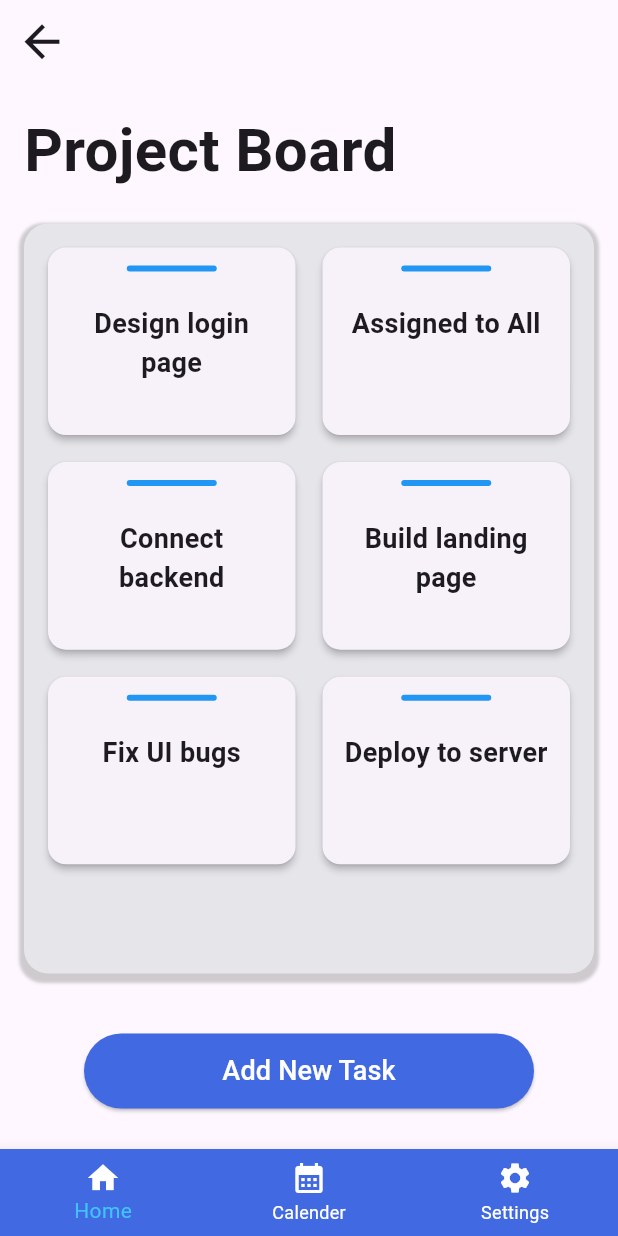
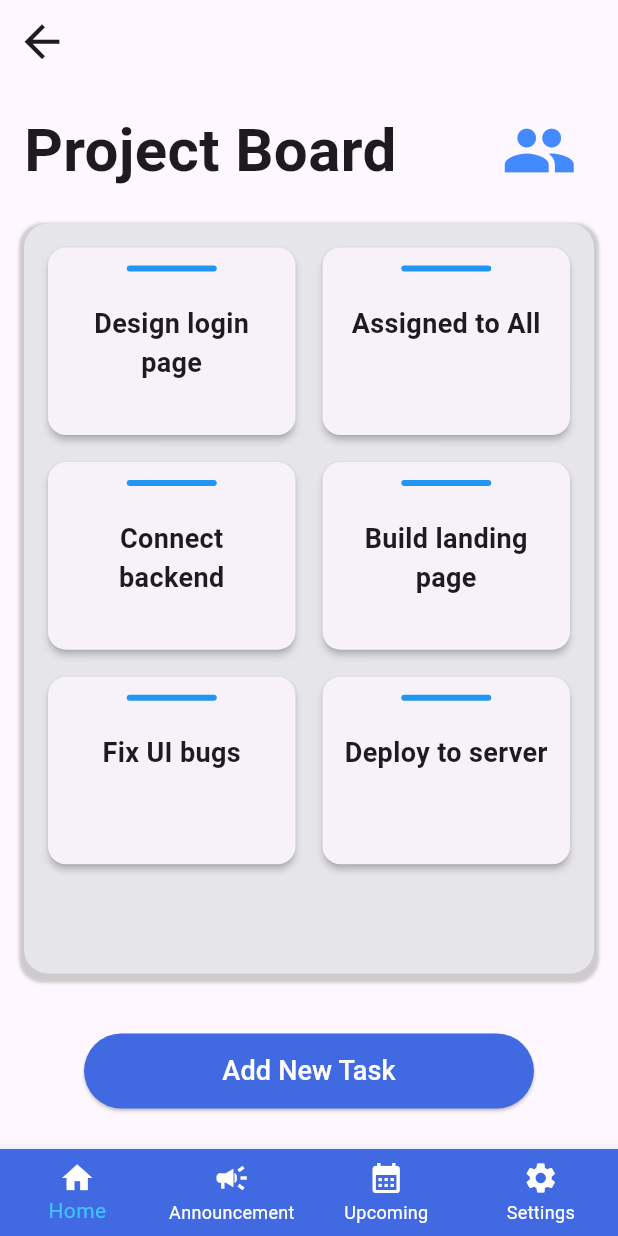
Before and after one commit to Moazzamkhan19/Shigoto, a Flutter app: the screen it shows after launch, after a tap on "Login", after a tap on "Mobile App Redesign", on a phone screen of 412 x 824 dp. Run offline on Flutter 3.47's test engine with Material 3 defaults, Android fonts, the phone set to English and light mode, and no system bars; our stand-ins replace flutter_signin_button.

Commit message:
Added navigatorbar , TaskDetail screen , new buttons

```diff
--- a/lib/View/DashboardScreen.dart
+++ b/lib/View/DashboardScreen.dart
@@ -41,13 +41,25 @@ class _DashboardscreenState extends State<Dashboardscreen> {
         return Colors.grey;
     }
   }
-  Widget _buildProjectItem(Map<String, dynamic> project) {
+  Widget _buildProjectItem(Map<String, dynamic> project, int index, Function onDelete) {
     final String name = project['project_name'] as String? ?? 'N/A';
     final double rate = project['completion_rate'] as double? ?? 0.0;
     final String status = project['status'] as String? ?? 'Unknown';
 
-    return InkWell(
-      onTap: (){
+    return Dismissible(
+      key: ValueKey(project['project_name'] ?? index),
+      direction: DismissDirection.endToStart, // Slide from right to left
+      background: Container(
+        alignment: Alignment.centerRight,
+        padding: const EdgeInsets.symmetric(horizontal: 20),
+        color: Colors.redAccent,
+        child: const Icon(Icons.delete, color: Colors.white),
+      ),
+      onDismissed: (direction) {
+        onDelete(index); // Call callback to remove item from list
+      },
+      child: InkWell(
+        onTap: () {
           Navigator.pushReplacementNamed(context, '/ProjectBoard');
         },
         child: Card(
@@ -90,9 +102,9 @@ class _DashboardscreenState extends State<Dashboardscreen> {
                   children: [
                     const Text('Status:', style: TextStyle(color: Colors.blueGrey)),
                     Container(
-                    padding: const EdgeInsets.symmetric(horizontal: 8, vertical: 4), // Adjusted padding
+                      padding: const EdgeInsets.symmetric(horizontal: 8, vertical: 4),
                       decoration: BoxDecoration(
-                      color: _getStatusColor(status).withOpacity(0.15), // Adjusted opacity
+                        color: _getStatusColor(status).withOpacity(0.15),
                         borderRadius: BorderRadius.circular(4),
                       ),
                       child: Text(
@@ -100,7 +112,7 @@ class _DashboardscreenState extends State<Dashboardscreen> {
                         style: TextStyle(
                           color: _getStatusColor(status),
                           fontWeight: FontWeight.w600,
-                          fontSize: 14.0
+                          fontSize: 14.0,
                         ),
                       ),
                     ),
@@ -110,8 +122,8 @@ class _DashboardscreenState extends State<Dashboardscreen> {
             ),
           ),
         ),
+      ),
     );
-
   }
 
   @override
@@ -135,18 +147,29 @@ class _DashboardscreenState extends State<Dashboardscreen> {
           // Dashboard Title
           const Padding(
             padding: EdgeInsets.fromLTRB(16.0, 8.0, 16.0, 16.0),
-            child: Text(
+            child: Row(
+              children: [
+                Text(
                   "Dashboard",
                   style: TextStyle(fontSize: 40, fontWeight: FontWeight.bold),
                 ),
+                SizedBox(width: 120,),
+                Icon(Icons.account_circle,size: 60,color: Colors.grey)
+              ],
+            )
           ),
+          SizedBox(height: 35,),
           Expanded(
             child: ListView.builder(
               itemCount: projects.length,
               itemBuilder: (context, index) {
-                return _buildProjectItem(projects[index]);
+                return _buildProjectItem(projects[index], index, (int i) {
+                  setState(() {
+                    projects.removeAt(i);
+                  });
+                });
               },
-            ),
+            )
           ),
         ],
       ),
@@ -164,8 +187,11 @@ class _DashboardscreenState extends State<Dashboardscreen> {
             label: 'Add Project',
           ),
         BottomNavigationBarItem(
+          icon: Icon(Icons.add,color:Colors.white,),
+          label: 'Join',),
+          BottomNavigationBarItem(
             icon: Icon(Icons.calendar_month,color:Colors.white,),
-            label: 'Calender',
+            label: 'Upcoming',
           ),
           BottomNavigationBarItem(
             icon: Icon(Icons.settings,color:Colors.white,),
--- a/lib/View/LoginScreen.dart
+++ b/lib/View/LoginScreen.dart
@@ -1,5 +1,6 @@
 import 'package:flutter/material.dart';
 import 'package:shigoto/View/DashboardScreen.dart';
+import 'package:flutter_signin_button/flutter_signin_button.dart';
 class Loginscreen extends StatefulWidget {
   const Loginscreen({super.key});
   @override
@@ -10,7 +11,7 @@ class _LoginscreenState extends State<Loginscreen> {
   @override
   Widget build(BuildContext context) {
     return Scaffold(
-    backgroundColor: const Color(0xFF4169E1), // Royal Blue background
+    backgroundColor: const Color(0xFF4169E1),
     body: Center(
       child: Padding(
         padding: const EdgeInsets.all(5),
@@ -57,7 +58,7 @@ class _LoginscreenState extends State<Loginscreen> {
                   Spacer(),
                   TextField(
                       decoration:InputDecoration(
-                        labelText: "Username",
+                        labelText: "Email",
                         labelStyle: TextStyle(color: Colors.blueGrey,fontSize: 20),
                         fillColor: Colors.grey[200],
                         filled: true,
@@ -100,6 +101,17 @@ class _LoginscreenState extends State<Loginscreen> {
                       ),),
                   ),
                   SizedBox(height: 25,),
+                  SizedBox(
+                    width: 300,
+                    height: 50,
+                    child:
+                    SignInButton(Buttons.Google,
+                        onPressed: (){},
+                      shape: RoundedRectangleBorder
+                        (borderRadius: BorderRadius.circular(30)),
+                    ),
+                  ),
+                  SizedBox(height: 15,),
                   TextButton(onPressed: (){}, child: Text("Sign up",
                   style:TextStyle(
                     fontSize: 20,
--- a/lib/View/ProjectBoardScreen.dart
+++ b/lib/View/ProjectBoardScreen.dart
@@ -2,6 +2,7 @@ import 'dart:math';
 
 import 'package:flutter/material.dart';
 import 'package:shigoto/View/DashboardScreen.dart';
+import 'package:shigoto/View/TaskDetail.dart';
 import 'package:flutter/cupertino.dart';
 class Projectboardscreen extends StatefulWidget {
   const Projectboardscreen({super.key});
@@ -35,6 +36,9 @@ class _ProjectboardscreenState extends State<Projectboardscreen> {
             children: [
               Text("Project Board ",textAlign:TextAlign.left,
                 style: TextStyle(fontSize: 40, fontWeight: FontWeight.bold),),
+              SizedBox(width: 60,),
+              Icon(Icons.group,size: 50,color: Colors.blueAccent,)
+              //projectboard screen->add team members -> generates a link to join to share
             ],
           ),
           SizedBox(height: 20,),
@@ -65,7 +69,12 @@ class _ProjectboardscreenState extends State<Projectboardscreen> {
               itemBuilder: (context,index)
               {
                 final task = tasks[index];
-                return _buildCardView(task["title"]!);
+                return InkWell(
+                  onTap:(){
+                    Navigator.pushReplacementNamed(context, '/TaskDetail');
+                  },
+                  child: _buildCardView(task["title"]!),
+                );
               }),
 
             ),
@@ -78,7 +87,9 @@ class _ProjectboardscreenState extends State<Projectboardscreen> {
               SizedBox(
                 width: 300,
                 height: 50,
-                child:  ElevatedButton(onPressed: (){},child: Text("Add New Task",style:
+                child:  ElevatedButton(onPressed: (){
+                  Navigator.pushReplacementNamed(context, '/CreateTask');
+                },child: Text("Add New Task",style:
                 TextStyle(color: Colors.white,fontSize: 18),),
                     style: ElevatedButton.styleFrom(
                       backgroundColor:  Color(0xFF4169E1),)),
@@ -98,8 +109,12 @@ class _ProjectboardscreenState extends State<Projectboardscreen> {
             label: 'Home',
           ),
           BottomNavigationBarItem(
+            icon: Icon(Icons.campaign,color:Colors.white,),
+            label: 'Announcement',
+          ),
+          BottomNavigationBarItem(
             icon: Icon(Icons.calendar_month,color:Colors.white,),
-            label: 'Calender',
+            label: 'Upcoming',
           ),
           BottomNavigationBarItem(
             icon: Icon(Icons.settings,color:Colors.white,),
--- a/lib/main.dart
+++ b/lib/main.dart
@@ -4,6 +4,7 @@ import 'package:shigoto/View/createTaskScreen.dart';
 import 'package:shigoto/View/LoginScreen.dart';
 import 'package:shigoto/View/DashboardScreen.dart';
 import 'package:shigoto/View/ProjectBoardScreen.dart';
+import 'package:shigoto/View/TaskDetail.dart';
 
 void main() {
   runApp(const MyApp());
@@ -21,7 +22,8 @@ class MyApp extends StatelessWidget {
         '/login': (context) => const Loginscreen(),
         '/Dashboard': (context) => const Dashboardscreen(),
         '/ProjectBoard': (context) => const Projectboardscreen(),
-        '/CreateTask': (context) => CreateTaskScreen(), // added route
+        '/CreateTask': (context) => CreateTaskScreen(),
+        '/TaskDetail': (context)=>Taskdetail(),
       },
     );
   }
--- a/pubspec.yaml
+++ b/pubspec.yaml
@@ -28,6 +28,7 @@ environment:
 dependencies:
   flutter:
     sdk: flutter
+  flutter_signin_button: ^2.0.0
 
   # The following adds the Cupertino Icons font to your application.
   # Use with the CupertinoIcons class for iOS style icons.
```
Also changed, not shown: lib/View/SigninScreen.dart (deleted, +0 -14 lines), lib/View/TaskDetail.dart (added, +212 -0 lines), pubspec.lock. Lines whose indentation alone changed are shown as unchanged.
